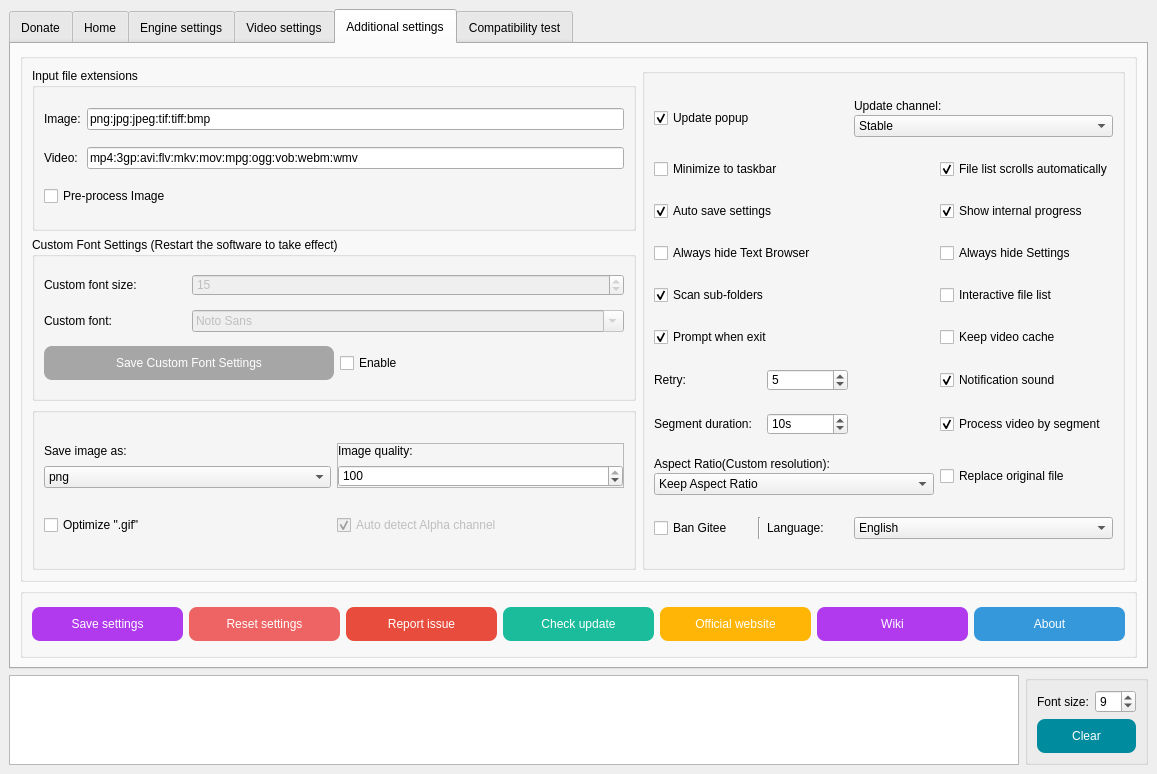
Above: SRC/Waifu2x-Extension-QT/mainwindow.ui from AaronFeng753/Waifu2x-Extension-GUI before the change. Below: the same form after it.
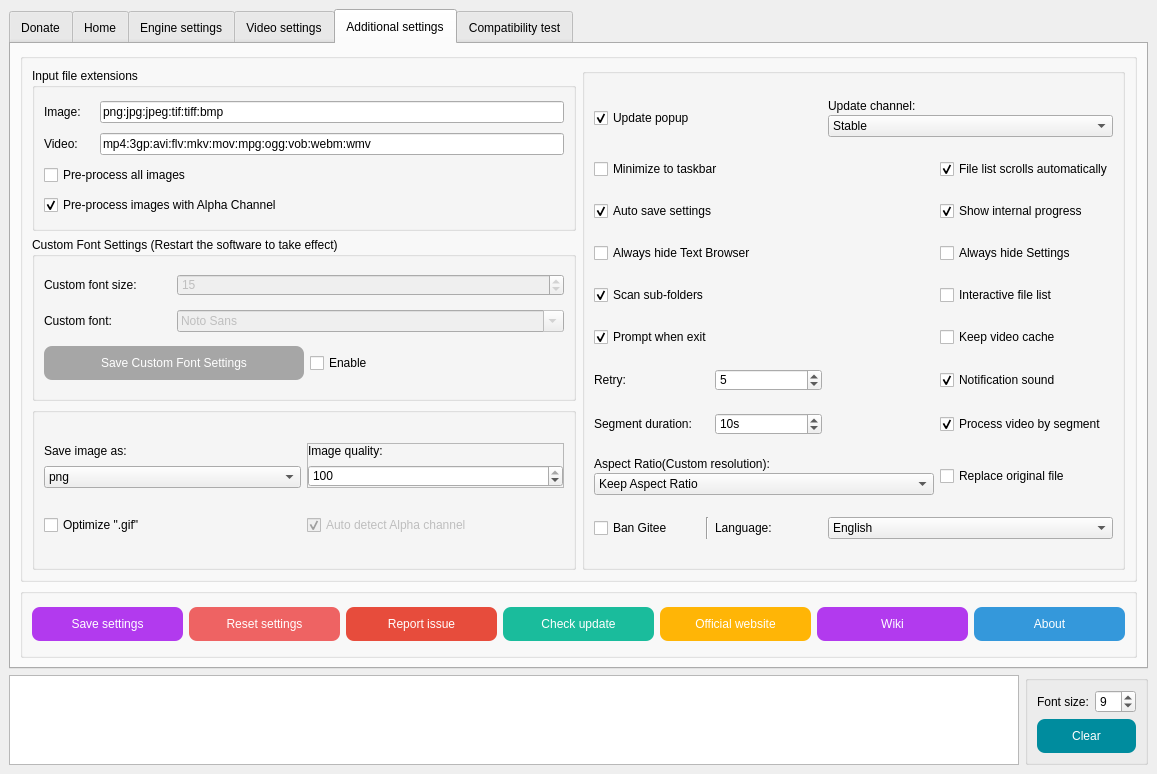
That is the form after the change. The open tabs and pages were chosen to show the change. Icons and pictures are not drawn.

The edit to the form file:
```diff
--- a/SRC/Waifu2x-Extension-QT/mainwindow.ui
+++ b/SRC/Waifu2x-Extension-QT/mainwindow.ui
@@ -4978,6 +4978,32 @@
               <string>Input file extensions</string>
              </property>
              <layout class="QGridLayout" name="gridLayout_10">
+              <item row="0" column="1" colspan="2">
+               <widget class="QLineEdit" name="Ext_image">
+                <property name="minimumSize">
+                 <size>
+                  <width>300</width>
+                  <height>0</height>
+                 </size>
+                </property>
+                <property name="acceptDrops">
+                 <bool>false</bool>
+                </property>
+                <property name="toolTip">
+                 <string>When you find that the file format you want to process cannot 
+be added to the file list, you can add the file extension yourself 
+in the additional settings.
+
+Each extension needs to be separated by &quot;:&quot;
+
+(There is no guarantee that the file format you add will 
+be processed successfully)</string>
+                </property>
+                <property name="text">
+                 <string notr="true">png:jpg:jpeg:tif:tiff:bmp</string>
+                </property>
+               </widget>
+              </item>
               <item row="1" column="0">
                <widget class="QLabel" name="label_5">
                 <property name="maximumSize">
@@ -5001,6 +5027,32 @@
                 </property>
                </widget>
               </item>
+              <item row="1" column="1" colspan="2">
+               <widget class="QLineEdit" name="Ext_video">
+                <property name="minimumSize">
+                 <size>
+                  <width>300</width>
+                  <height>0</height>
+                 </size>
+                </property>
+                <property name="acceptDrops">
+                 <bool>false</bool>
+                </property>
+                <property name="toolTip">
+                 <string>When you find that the file format you want to process cannot 
+be added to the file list, you can add the file extension yourself 
+in the additional settings.
+
+Each extension needs to be separated by &quot;:&quot;
+
+(There is no guarantee that the file format you add will 
+be processed successfully)</string>
+                </property>
+                <property name="text">
+                 <string notr="true">mp4:3gp:avi:flv:mkv:mov:mpg:ogg:vob:webm:wmv</string>
+                </property>
+               </widget>
+              </item>
               <item row="0" column="0">
                <widget class="QLabel" name="label_4">
                 <property name="maximumSize">
@@ -5024,17 +5076,8 @@
                 </property>
                </widget>
               </item>
-              <item row="0" column="1">
-               <widget class="QLineEdit" name="Ext_image">
-                <property name="minimumSize">
-                 <size>
-                  <width>300</width>
-                  <height>0</height>
-                 </size>
-                </property>
-                <property name="acceptDrops">
-                 <bool>false</bool>
-                </property>
+              <item row="3" column="0" colspan="3">
+               <widget class="QCheckBox" name="checkBox_PreProcessAlphaPNG">
                 <property name="toolTip">
                  <string>When you find that the file format you want to process cannot 
 be added to the file list, you can add the file extension yourself 
@@ -5046,37 +5089,14 @@
 be processed successfully)</string>
                 </property>
                 <property name="text">
-                 <string notr="true">png:jpg:jpeg:tif:tiff:bmp</string>
+                 <string>Pre-process images with Alpha Channel</string>
                 </property>
-               </widget>
-              </item>
-              <item row="1" column="1">
-               <widget class="QLineEdit" name="Ext_video">
-                <property name="minimumSize">
-                 <size>
-                  <width>300</width>
-                  <height>0</height>
-                 </size>
+                <property name="checked">
+                 <bool>true</bool>
                 </property>
-                <property name="acceptDrops">
-                 <bool>false</bool>
-                </property>
-                <property name="toolTip">
-                 <string>When you find that the file format you want to process cannot 
-be added to the file list, you can add the file extension yourself 
-in the additional settings.
-
-Each extension needs to be separated by &quot;:&quot;
-
-(There is no guarantee that the file format you add will 
-be processed successfully)</string>
-                </property>
-                <property name="text">
-                 <string notr="true">mp4:3gp:avi:flv:mkv:mov:mpg:ogg:vob:webm:wmv</string>
-                </property>
                </widget>
               </item>
-              <item row="2" column="0" colspan="2">
+              <item row="2" column="0" colspan="3">
                <widget class="QCheckBox" name="checkBox_PreProcessImage">
                 <property name="toolTip">
                  <string>Convert every image to PNG before processing it.
@@ -5084,7 +5104,7 @@
 increase the time and storage space required to process image.</string>
                 </property>
                 <property name="text">
-                 <string>Pre-process Image</string>
+                 <string>Pre-process all images</string>
                 </property>
                </widget>
               </item>
```
Left out of the diff: 11 changed lines with no effect on the pictures.
